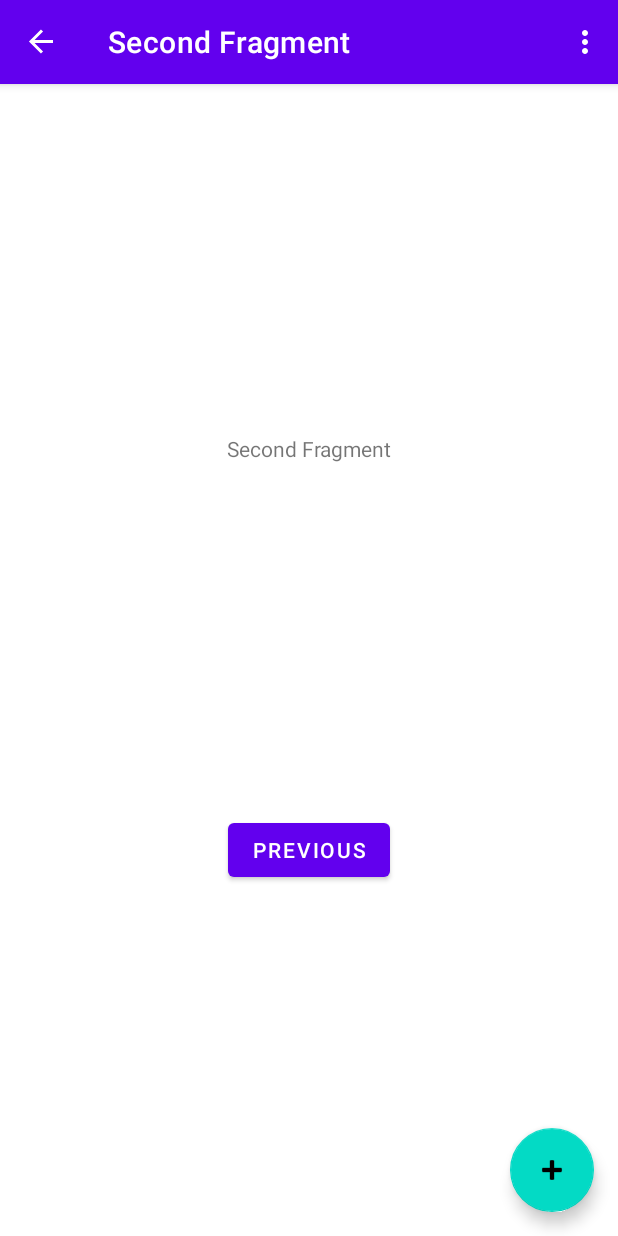
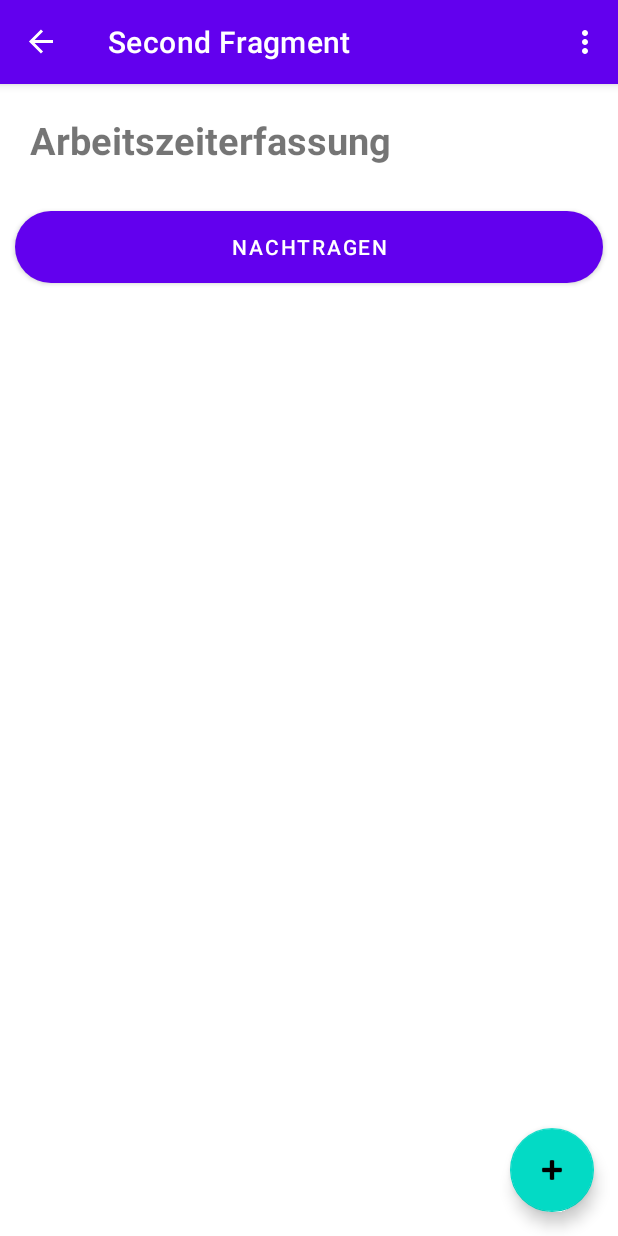
Before and after one commit to TobiKuehn7/ArbeitszeitErfassung_Android, an Android app: the ListFragment screen opened through its navigation route, on a phone screen of 412 x 824 dp. Run offline under Robolectric (Android 15) with nearby library versions, the phone set to English and light mode, and no system bars; our stand-ins replace navigation-ui; 2 statements that could not run were skipped.

Commit message:
added list fragment with an additional list item layout

```diff
--- a/app/src/main/res/layout/fragment_list.xml
+++ b/app/src/main/res/layout/fragment_list.xml
@@ -1,28 +1,34 @@
 <?xml version="1.0" encoding="utf-8"?>
-<androidx.constraintlayout.widget.ConstraintLayout xmlns:android="http://schemas.android.com/apk/res/android"
+<LinearLayout xmlns:android="http://schemas.android.com/apk/res/android"
     xmlns:app="http://schemas.android.com/apk/res-auto"
     xmlns:tools="http://schemas.android.com/tools"
     android:layout_width="match_parent"
     android:layout_height="match_parent"
+    android:orientation="vertical"
     tools:context=".ListFragment">
 
     <TextView
-        android:id="@+id/textview_second"
-        android:layout_width="wrap_content"
+        android:layout_width="match_parent"
         android:layout_height="wrap_content"
-        android:text="@string/second_fragment_label"
-        app:layout_constraintBottom_toTopOf="@id/button_second"
-        app:layout_constraintEnd_toEndOf="parent"
-        app:layout_constraintStart_toStartOf="parent"
-        app:layout_constraintTop_toTopOf="parent" />
+        android:layout_margin="20dp"
+        android:textSize="25dp"
+        android:textStyle="bold"
+        android:text="Arbeitszeiterfassung" />
 
     <Button
-        android:id="@+id/button_second"
-        android:layout_width="wrap_content"
+        android:id="@+id/addWorkday"
+        android:layout_width="match_parent"
         android:layout_height="wrap_content"
-        android:text="@string/previous"
-        app:layout_constraintBottom_toBottomOf="parent"
-        app:layout_constraintEnd_toEndOf="parent"
-        app:layout_constraintStart_toStartOf="parent"
-        app:layout_constraintTop_toBottomOf="@id/textview_second" />
-</androidx.constraintlayout.widget.ConstraintLayout>
+        android:background="@drawable/button_rounded_blue"
+        android:textColor="#FFF"
+        android:layout_margin="10dp"
+        android:onClick="addWorkday"
+        android:text="Nachtragen" />
+
+    <ListView
+        android:id="@+id/workdayList"
+        android:layout_width="match_parent"
+        android:layout_height="match_parent"
+        android:divider="#FFF" />
+
+</LinearLayout>
```
Also changed, not shown: app/src/main/res/layout/workday_list_item.xml (added, +78 -0 lines).
